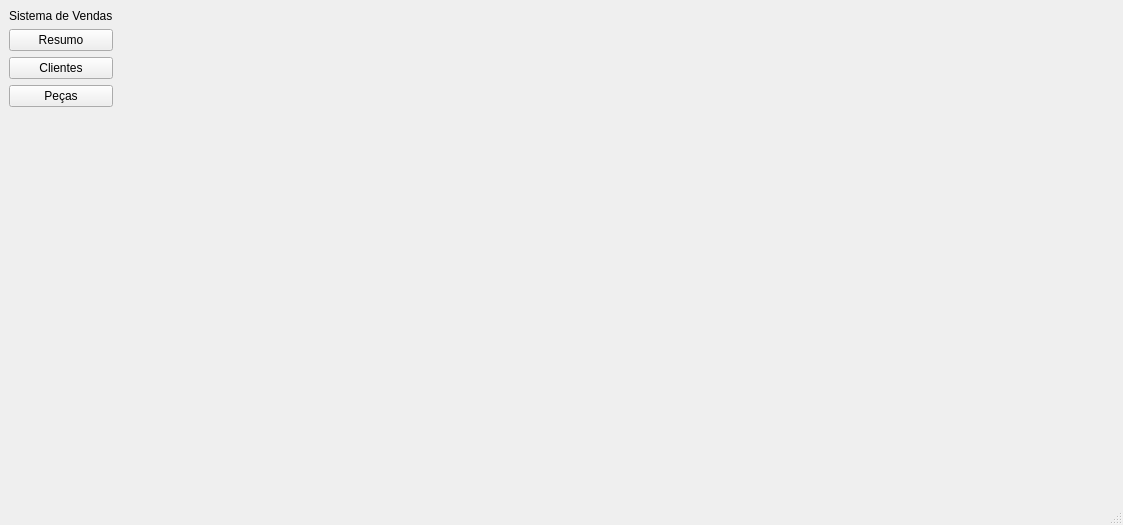
Old version of the form view/main_window.ui in the repository imora97/gerenciador-de-vendas-1.
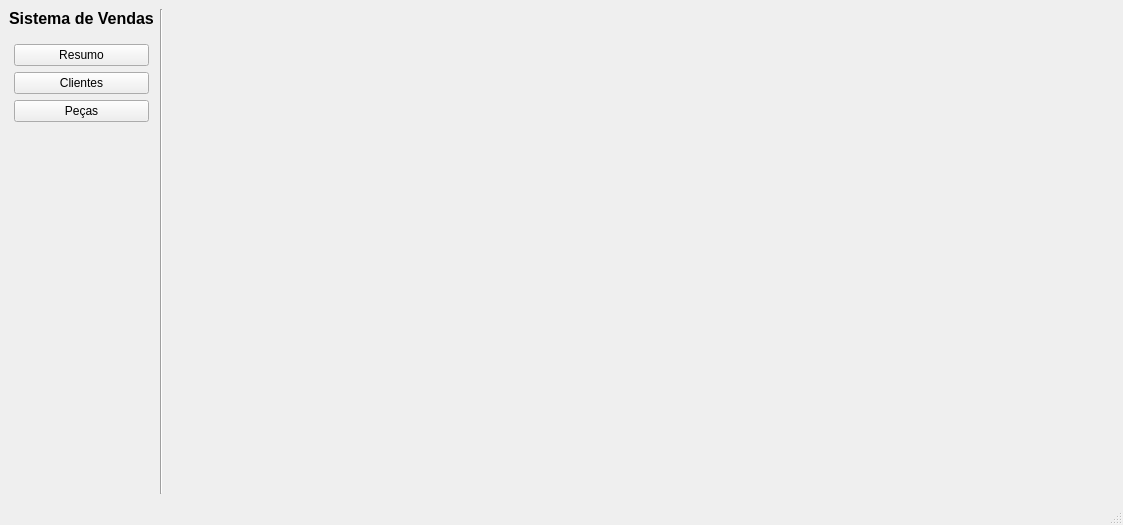
New version of the form. Icons and pictures are not drawn.

What changed in the file:
```diff
--- a/view/main_window.ui
+++ b/view/main_window.ui
@@ -11,14 +11,23 @@
    </rect>
   </property>
   <property name="windowTitle">
-   <string>MainWindow</string>
+   <string>Sistema de Vendas - SENAC 2021</string>
   </property>
   <widget class="QWidget" name="centralwidget">
    <layout class="QHBoxLayout" name="horizontalLayout">
+    <property name="leftMargin">
+     <number>9</number>
+    </property>
     <item>
-     <layout class="QVBoxLayout" name="verticalLayout_3">
+     <layout class="QVBoxLayout" name="verticalLayout">
       <item>
        <widget class="QLabel" name="label_2">
+        <property name="font">
+         <font>
+          <pointsize>12</pointsize>
+          <bold>true</bold>
+         </font>
+        </property>
         <property name="text">
          <string>Sistema de Vendas</string>
         </property>
@@ -26,8 +35,17 @@
       </item>
       <item>
        <layout class="QVBoxLayout" name="verticalLayout_2">
+        <property name="leftMargin">
+         <number>5</number>
+        </property>
+        <property name="topMargin">
+         <number>10</number>
+        </property>
+        <property name="rightMargin">
+         <number>5</number>
+        </property>
         <item>
-         <widget class="QPushButton" name="pushButton">
+         <widget class="QPushButton" name="resumo_btn">
           <property name="text">
            <string>Resumo</string>
           </property>
@@ -38,7 +56,7 @@
          </widget>
         </item>
         <item>
-         <widget class="QPushButton" name="pushButton_2">
+         <widget class="QPushButton" name="clientes_btn">
           <property name="text">
            <string>Clientes</string>
           </property>
@@ -49,7 +67,7 @@
          </widget>
         </item>
         <item>
-         <widget class="QPushButton" name="pushButton_3">
+         <widget class="QPushButton" name="pecas_btn">
           <property name="text">
            <string>Peças</string>
           </property>
@@ -77,11 +95,15 @@
      </layout>
     </item>
     <item>
-     <widget class="QStackedWidget" name="stackedWidget">
-      <widget class="QWidget" name="page_3"/>
-      <widget class="QWidget" name="page_4"/>
+     <widget class="Line" name="line">
+      <property name="orientation">
+       <enum>Qt::Vertical</enum>
+      </property>
      </widget>
     </item>
+    <item>
+     <widget class="QStackedWidget" name="painel_principal"/>
+    </item>
    </layout>
   </widget>
   <widget class="QMenuBar" name="menubar">
```
